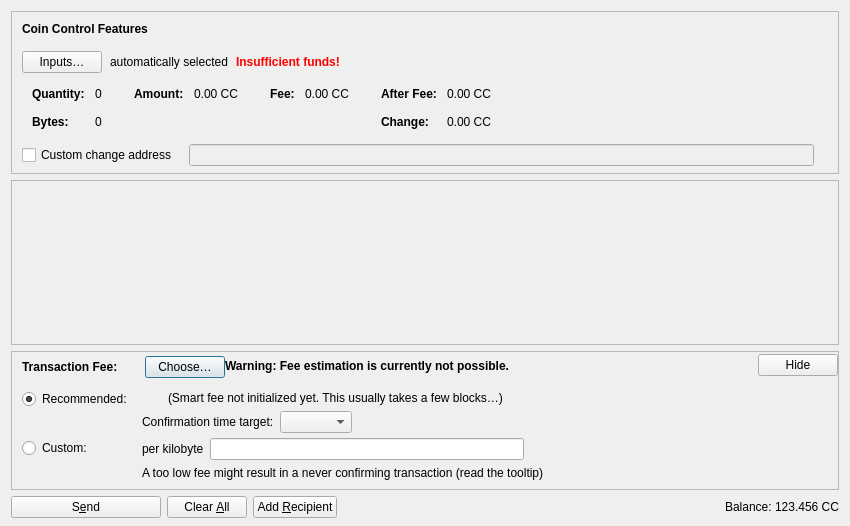
Before: the Qt Designer form src/qt/forms/sendcoinsdialog.ui in connectcoincrypto/connectcoin, drawn with Qt 5.
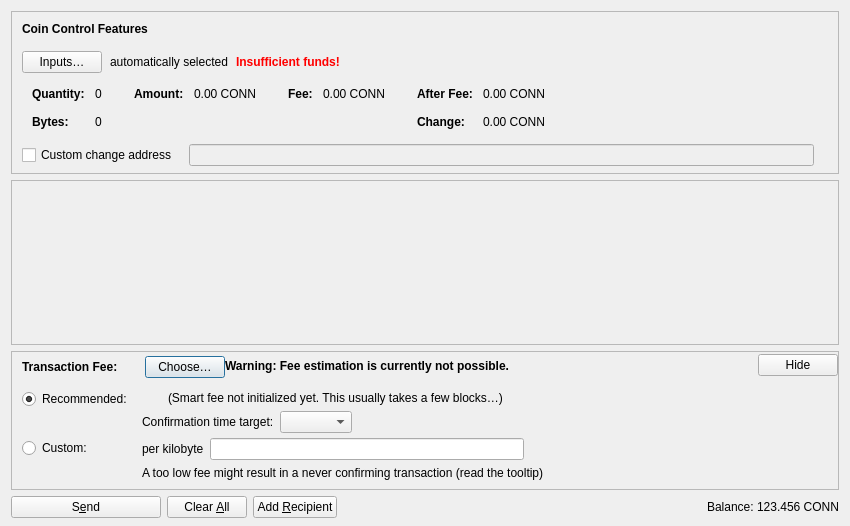
After: the same form once the commit is applied. Icons and pictures are not drawn. Custom widgets are drawn as their Qt base class.

Commit message: Rename ConnectCoin currency ticker from CC to CONN

The edit to the form file:
```diff
--- a/src/qt/forms/sendcoinsdialog.ui
+++ b/src/qt/forms/sendcoinsdialog.ui
@@ -327,7 +327,7 @@
                   <enum>Qt::ActionsContextMenu</enum>
                  </property>
                  <property name="text">
-                  <string notr="true">0.00 CC</string>
+                  <string notr="true">0.00 CONN</string>
                  </property>
                  <property name="textInteractionFlags">
                   <set>Qt::LinksAccessibleByMouse|Qt::TextSelectableByKeyboard|Qt::TextSelectableByMouse</set>
@@ -378,7 +378,7 @@
                   <enum>Qt::ActionsContextMenu</enum>
                  </property>
                  <property name="text">
-                  <string notr="true">0.00 CC</string>
+                  <string notr="true">0.00 CONN</string>
                  </property>
                  <property name="textInteractionFlags">
                   <set>Qt::LinksAccessibleByMouse|Qt::TextSelectableByKeyboard|Qt::TextSelectableByMouse</set>
@@ -432,7 +432,7 @@
                   <enum>Qt::ActionsContextMenu</enum>
                  </property>
                  <property name="text">
-                  <string notr="true">0.00 CC</string>
+                  <string notr="true">0.00 CONN</string>
                  </property>
                  <property name="textInteractionFlags">
                   <set>Qt::LinksAccessibleByMouse|Qt::TextSelectableByKeyboard|Qt::TextSelectableByMouse</set>
@@ -461,7 +461,7 @@
                   <enum>Qt::ActionsContextMenu</enum>
                  </property>
                  <property name="text">
-                  <string notr="true">0.00 CC</string>
+                  <string notr="true">0.00 CONN</string>
                  </property>
                  <property name="textInteractionFlags">
                   <set>Qt::LinksAccessibleByMouse|Qt::TextSelectableByKeyboard|Qt::TextSelectableByMouse</set>
@@ -1181,7 +1181,7 @@
           <cursorShape>IBeamCursor</cursorShape>
          </property>
          <property name="text">
-          <string notr="true">123.456 CC</string>
+          <string notr="true">123.456 CONN</string>
          </property>
          <property name="textInteractionFlags">
           <set>Qt::LinksAccessibleByMouse|Qt::TextSelectableByKeyboard|Qt::TextSelectableByMouse</set>
```
The commit also changes 60 other files.
